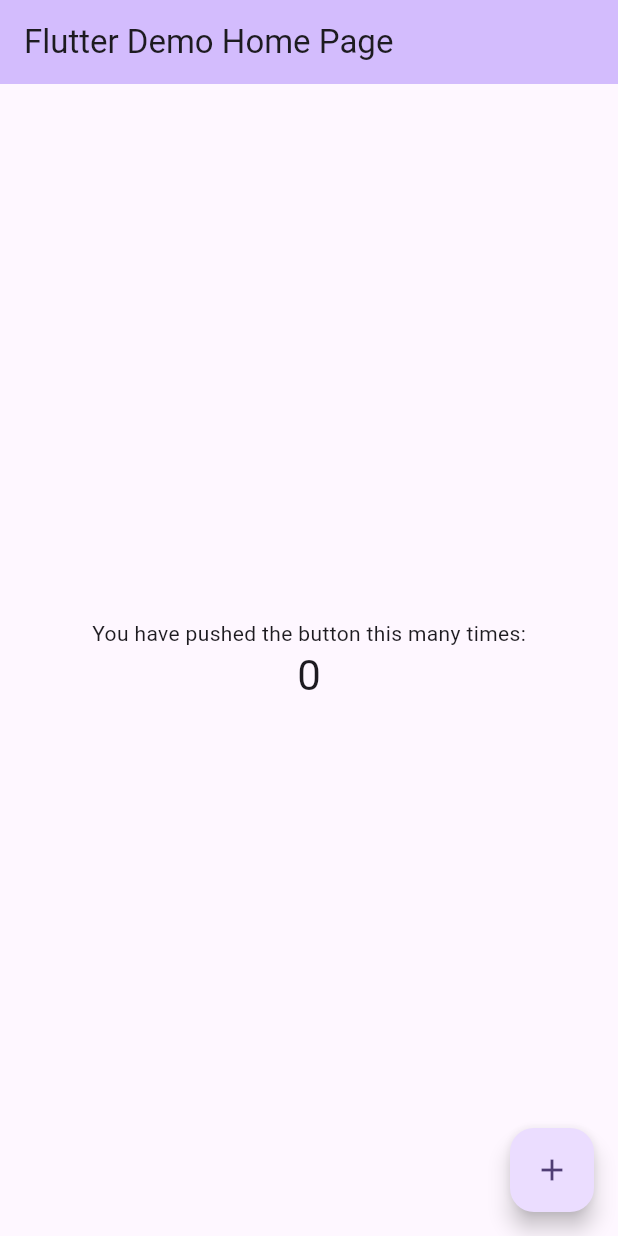
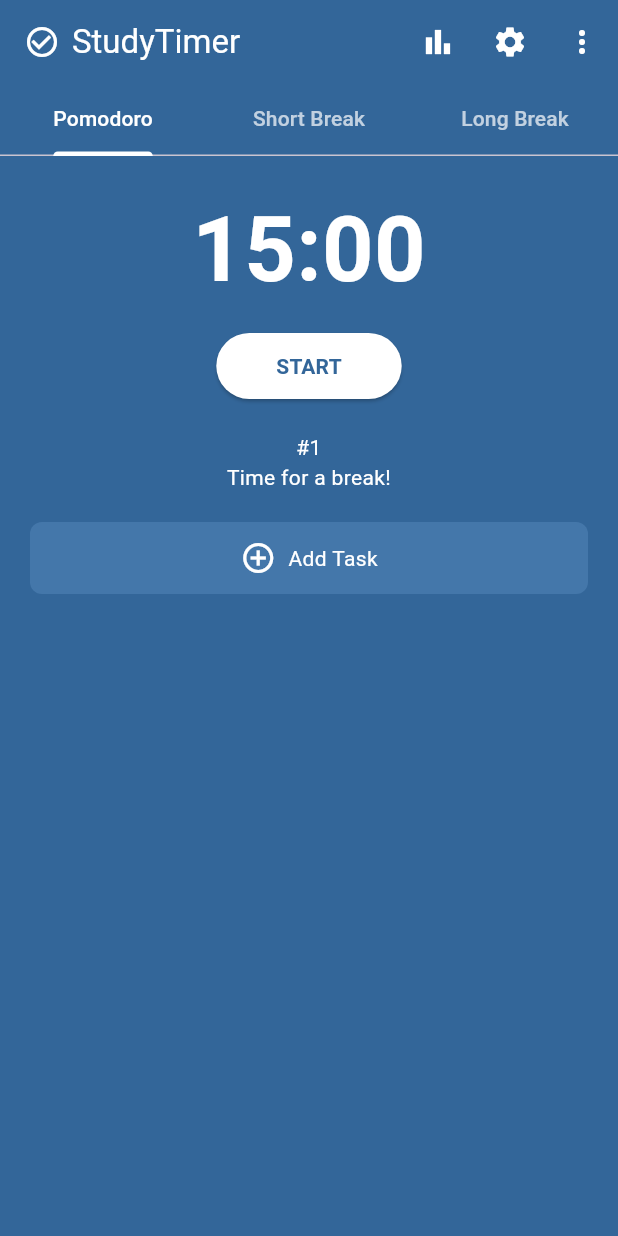
Before and after one commit to HanHuuTrung22130302/CNPM_Nhom10, a Flutter app: the screen it shows after launch, on a phone screen of 412 x 824 dp. Run offline on Flutter 3.47's test engine with Material 3 defaults, Android fonts, the phone set to English and light mode, and no system bars; our stand-ins replace fl_chart.

Commit message:
Add home and report statistic interface

```diff
--- a/lib/main.dart
+++ b/lib/main.dart
@@ -1,4 +1,5 @@
 import 'package:flutter/material.dart';
+import './statistics_screen.dart';
 
 void main() {
   runApp(const MyApp());
@@ -7,116 +8,127 @@ void main() {
 class MyApp extends StatelessWidget {
   const MyApp({super.key});
 
-  // This widget is the root of your application.
   @override
   Widget build(BuildContext context) {
-    return MaterialApp(
-      title: 'Flutter Demo',
-      theme: ThemeData(
-        // This is the theme of your application.
-        //
-        // TRY THIS: Try running your application with "flutter run". You'll see
-        // the application has a purple toolbar. Then, without quitting the app,
-        // try changing the seedColor in the colorScheme below to Colors.green
-        // and then invoke "hot reload" (save your changes or press the "hot
-        // reload" button in a Flutter-supported IDE, or press "r" if you used
-        // the command line to start the app).
-        //
-        // Notice that the counter didn't reset back to zero; the application
-        // state is not lost during the reload. To reset the state, use hot
-        // restart instead.
-        //
-        // This works for code too, not just values: Most code changes can be
-        // tested with just a hot reload.
-        colorScheme: ColorScheme.fromSeed(seedColor: Colors.deepPurple),
-      ),
-      home: const MyHomePage(title: 'Flutter Demo Home Page'),
+    return const MaterialApp(
+      debugShowCheckedModeBanner: false,
+      home: HomeScreen(),
     );
   }
 }
 
-class MyHomePage extends StatefulWidget {
-  const MyHomePage({super.key, required this.title});
-
-  // This widget is the home page of your application. It is stateful, meaning
-  // that it has a State object (defined below) that contains fields that affect
-  // how it looks.
-
-  // This class is the configuration for the state. It holds the values (in this
-  // case the title) provided by the parent (in this case the App widget) and
-  // used by the build method of the State. Fields in a Widget subclass are
-  // always marked "final".
-
-  final String title;
+class HomeScreen extends StatefulWidget {
+  const HomeScreen({super.key});
 
   @override
-  State<MyHomePage> createState() => _MyHomePageState();
+  State<HomeScreen> createState() => _HomeScreenState();
 }
 
-class _MyHomePageState extends State<MyHomePage> {
-  int _counter = 0;
+class _HomeScreenState extends State<HomeScreen> with SingleTickerProviderStateMixin {
+  late TabController _tabController;
+  final List<String> tabs = ['Pomodoro', 'Short Break', 'Long Break'];
 
-  void _incrementCounter() {
-    setState(() {
-      // This call to setState tells the Flutter framework that something has
-      // changed in this State, which causes it to rerun the build method below
-      // so that the display can reflect the updated values. If we changed
-      // _counter without calling setState(), then the build method would not be
-      // called again, and so nothing would appear to happen.
-      _counter++;
-    });
+  @override
+  void initState() {
+    super.initState();
+    _tabController = TabController(length: tabs.length, vsync: this);
+  }
+
+  @override
+  void dispose() {
+    _tabController.dispose();
+    super.dispose();
   }
 
   @override
   Widget build(BuildContext context) {
-    // This method is rerun every time setState is called, for instance as done
-    // by the _incrementCounter method above.
-    //
-    // The Flutter framework has been optimized to make rerunning build methods
-    // fast, so that you can just rebuild anything that needs updating rather
-    // than having to individually change instances of widgets.
     return Scaffold(
       appBar: AppBar(
-        // TRY THIS: Try changing the color here to a specific color (to
-        // Colors.amber, perhaps?) and trigger a hot reload to see the AppBar
-        // change color while the other colors stay the same.
-        backgroundColor: Theme.of(context).colorScheme.inversePrimary,
-        // Here we take the value from the MyHomePage object that was created by
-        // the App.build method, and use it to set our appbar title.
-        title: Text(widget.title),
-      ),
-      body: Center(
-        // Center is a layout widget. It takes a single child and positions it
-        // in the middle of the parent.
-        child: Column(
-          // Column is also a layout widget. It takes a list of children and
-          // arranges them vertically. By default, it sizes itself to fit its
-          // children horizontally, and tries to be as tall as its parent.
-          //
-          // Column has various properties to control how it sizes itself and
-          // how it positions its children. Here we use mainAxisAlignment to
-          // center the children vertically; the main axis here is the vertical
-          // axis because Columns are vertical (the cross axis would be
-          // horizontal).
-          //
-          // TRY THIS: Invoke "debug painting" (choose the "Toggle Debug Paint"
-          // action in the IDE, or press "p" in the console), to see the
-          // wireframe for each widget.
-          mainAxisAlignment: MainAxisAlignment.center,
-          children: <Widget>[
-            const Text('You have pushed the button this many times:'),
-            Text(
-              '$_counter',
-              style: Theme.of(context).textTheme.headlineMedium,
-            ),
+        backgroundColor: const Color(0xFF336699),
+        elevation: 0,
+        title: Row(
+          children: const [
+            Icon(Icons.check_circle_outline, color: Colors.white),
+            SizedBox(width: 8),
+            Text("StudyTimer", style: TextStyle(color: Colors.white)),
           ],
         ),
+        actions: [
+          IconButton(
+            icon: const Icon(Icons.bar_chart, color: Colors.white),
+            onPressed: () {
+              Navigator.push(
+                context,
+                MaterialPageRoute(builder: (context) => const StatisticsScreen()),
+              );
+            },
+          ),
+          IconButton(
+            icon: const Icon(Icons.settings, color: Colors.white),
+            onPressed: () {},
+          ),
+          IconButton(
+            icon: const Icon(Icons.more_vert, color: Colors.white),
+            onPressed: () {},
+          ),
+        ],
       ),
-      floatingActionButton: FloatingActionButton(
-        onPressed: _incrementCounter,
-        tooltip: 'Increment',
-        child: const Icon(Icons.add),
-      ), // This trailing comma makes auto-formatting nicer for build methods.
+
+      backgroundColor: const Color(0xFF336699),
+
+      // ✅ Đây là phần bạn yêu cầu thay thế
+      body: Column(
+        mainAxisAlignment: MainAxisAlignment.start,
+        children: [
+          TabBar(
+            controller: _tabController,
+            indicatorColor: Colors.white,
+            labelColor: Colors.white,
+            unselectedLabelColor: Colors.white70,
+            tabs: tabs.map((e) => Tab(text: e)).toList(),
+          ),
+          const SizedBox(height: 20),
+          const Text(
+            "15:00",
+            style: TextStyle(fontSize: 60, color: Colors.white, fontWeight: FontWeight.bold),
+          ),
+          const SizedBox(height: 10),
+          ElevatedButton(
+            style: ElevatedButton.styleFrom(
+              backgroundColor: Colors.white,
+              foregroundColor: const Color(0xFF336699),
+              padding: const EdgeInsets.symmetric(horizontal: 40, vertical: 12),
+            ),
+            onPressed: () {
+              // TODO: Bắt đầu đếm ngược
+            },
+            child: const Text("START", style: TextStyle(fontWeight: FontWeight.bold)),
+          ),
+          const SizedBox(height: 20),
+          const Text(
+            "#1\nTime for a break!",
+            textAlign: TextAlign.center,
+            style: TextStyle(color: Colors.white),
+          ),
+          const SizedBox(height: 20),
+          Container(
+            margin: const EdgeInsets.symmetric(horizontal: 20),
+            padding: const EdgeInsets.all(12),
+            decoration: BoxDecoration(
+              color: const Color(0xFF4477AA),
+              borderRadius: BorderRadius.circular(8),
+            ),
+            child: Row(
+              mainAxisAlignment: MainAxisAlignment.center,
+              children: const [
+                Icon(Icons.add_circle_outline, color: Colors.white),
+                SizedBox(width: 8),
+                Text("Add Task", style: TextStyle(color: Colors.white)),
+              ],
+            ),
+          ),
+        ],
+      ),
     );
   }
 }
--- a/pubspec.yaml
+++ b/pubspec.yaml
@@ -34,6 +34,10 @@ dependencies:
   # The following adds the Cupertino Icons font to your application.
   # Use with the CupertinoIcons class for iOS style icons.
   cupertino_icons: ^1.0.8
+  fl_chart: ^0.64.0
+  intl: ^0.17.0
+  pdf: ^3.10.4
+  printing: ^5.12.0
 
 dev_dependencies:
   flutter_test:
```
Also changed, not shown: lib/data/mock_data.dart (added, +27 -0 lines), lib/models/stat.dart (added, +17 -0 lines), lib/statistics_screen.dart (added, +70 -0 lines), lib/widgets/stat_charts.dart (added, +108 -0 lines), pubspec.lock.
